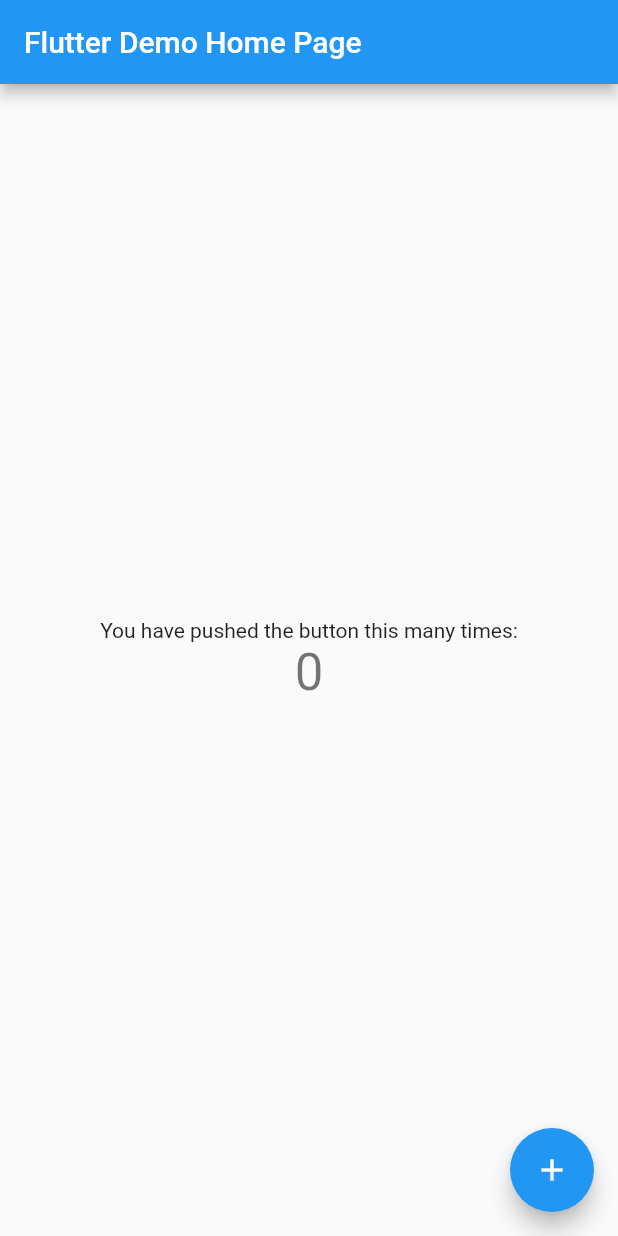
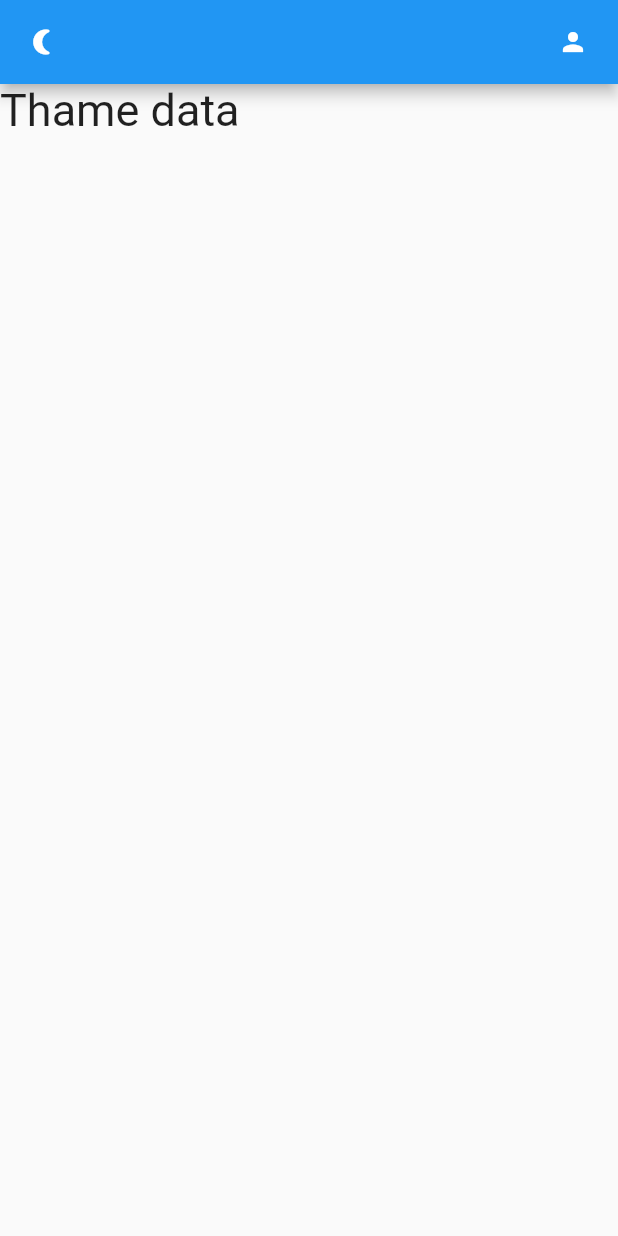
Before and after one commit to caonguyen21/TodoApp, a Flutter app: the screen it shows after launch, on a phone screen of 412 x 824 dp. Run offline on Flutter 3.47's test engine with Material 2 defaults, Android fonts, the light colour scheme and no system bars; our stand-ins replace get, get_storage.

Commit message:
dynamic theme change

```diff
--- a/lib/main.dart
+++ b/lib/main.dart
@@ -1,6 +1,13 @@
 import 'package:flutter/material.dart';
+import 'package:flutter_to_do_app/services/theme_services.dart';
+import 'package:flutter_to_do_app/ui/home_page.dart';
+import 'package:flutter_to_do_app/ui/theme.dart';
+import 'package:get/get_navigation/src/root/get_material_app.dart';
+import 'package:get_storage/get_storage.dart';
 
-void main() {
+Future<void> main() async {
+  WidgetsFlutterBinding.ensureInitialized();
+  await GetStorage.init();
   runApp(const MyApp());
 }
 
@@ -10,106 +17,12 @@
   // This widget is the root of your application.
   @override
   Widget build(BuildContext context) {
-    return MaterialApp(
-      title: 'Flutter Demo',
-      theme: ThemeData(
-        // This is the theme of your application.
-        //
-        // Try running your application with "flutter run". You'll see the
-        // application has a blue toolbar. Then, without quitting the app, try
-        // changing the primarySwatch below to Colors.green and then invoke
-        // "hot reload" (press "r" in the console where you ran "flutter run",
-        // or simply save your changes to "hot reload" in a Flutter IDE).
-        // Notice that the counter didn't reset back to zero; the application
-        // is not restarted.
-        primarySwatch: Colors.blue,
-      ),
-      home: const MyHomePage(title: 'Flutter Demo Home Page'),
-    );
+    return GetMaterialApp(
+        title: 'Flutter Demo',
+        debugShowCheckedModeBanner: false,
+        theme: Themes.light,
+        darkTheme: Themes.dark,
+        themeMode: ThemeService().theme,
+        home: HomePage());
   }
 }
-
-class MyHomePage extends StatefulWidget {
-  const MyHomePage({super.key, required this.title});
-
-  // This widget is the home page of your application. It is stateful, meaning
-  // that it has a State object (defined below) that contains fields that affect
-  // how it looks.
-
-  // This class is the configuration for the state. It holds the values (in this
-  // case the title) provided by the parent (in this case the App widget) and
-  // used by the build method of the State. Fields in a Widget subclass are
-  // always marked "final".
-
-  final String title;
-
-  @override
-  State<MyHomePage> createState() => _MyHomePageState();
-}
-
-class _MyHomePageState extends State<MyHomePage> {
-  int _counter = 0;
-
-  void _incrementCounter() {
-    setState(() {
-      // This call to setState tells the Flutter framework that something has
-      // changed in this State, which causes it to rerun the build method below
-      // so that the display can reflect the updated values. If we changed
-      // _counter without calling setState(), then the build method would not be
-      // called again, and so nothing would appear to happen.
-      _counter++;
-    });
-  }
-
-  @override
-  Widget build(BuildContext context) {
-    // This method is rerun every time setState is called, for instance as done
-    // by the _incrementCounter method above.
-    //
-    // The Flutter framework has been optimized to make rerunning build methods
-    // fast, so that you can just rebuild anything that needs updating rather
-    // than having to individually change instances of widgets.
-    return Scaffold(
-      appBar: AppBar(
-        // Here we take the value from the MyHomePage object that was created by
-        // the App.build method, and use it to set our appbar title.
-        title: Text(widget.title),
-      ),
-      body: Center(
-        // Center is a layout widget. It takes a single child and positions it
-        // in the middle of the parent.
-        child: Column(
-          // Column is also a layout widget. It takes a list of children and
-          // arranges them vertically. By default, it sizes itself to fit its
-          // children horizontally, and tries to be as tall as its parent.
-          //
-          // Invoke "debug painting" (press "p" in the console, choose the
-          // "Toggle Debug Paint" action from the Flutter Inspector in Android
-          // Studio, or the "Toggle Debug Paint" command in Visual Studio Code)
-          // to see the wireframe for each widget.
-          //
-          // Column has various properties to control how it sizes itself and
-          // how it positions its children. Here we use mainAxisAlignment to
-          // center the children vertically; the main axis here is the vertical
-          // axis because Columns are vertical (the cross axis would be
-          // horizontal).
-          mainAxisAlignment: MainAxisAlignment.center,
-          children: <Widget>[
-            const Text(
-              'You have pushed the button this many times:',
-            ),
-            Text(
-              '$_counter',
-              style: Theme.of(context).textTheme.headlineMedium,
-            ),
-          ],
-        ),
-      ),
-      floatingActionButton: FloatingActionButton(
-        onPressed: _incrementCounter,
-        tooltip: 'Increment',
-        child: const Icon(Icons.add),
-      ), // This trailing comma makes auto-formatting nicer for build methods.
-    );
-  }
-}
--- /dev/null
+++ b/lib/services/theme_services.dart
@@ -0,0 +1,19 @@
+import 'package:flutter/material.dart';
+import 'package:get/get.dart';
+import 'package:get_storage/get_storage.dart';
+
+class ThemeService {
+  final _box = GetStorage();
+  final _key = "isDarkMode";
+
+  _saveThemeToBox(bool isDarkMode) => _box.write(_key, isDarkMode);
+
+  bool _loadThemeFromBox() => _box.read(_key) ?? false;
+
+  ThemeMode get theme => _loadThemeFromBox() ? ThemeMode.dark : ThemeMode.light;
+
+  void switchTheme() {
+    Get.changeThemeMode(_loadThemeFromBox() ? ThemeMode.light : ThemeMode.dark);
+    _saveThemeToBox(!_loadThemeFromBox());
+  }
+}
--- /dev/null
+++ b/lib/ui/home_page.dart
@@ -0,0 +1,44 @@
+import 'package:flutter/material.dart';
+import 'package:flutter_to_do_app/services/theme_services.dart';
+
+class HomePage extends StatefulWidget {
+  const HomePage({super.key});
+
+  @override
+  State<HomePage> createState() => _HomePageState();
+}
+
+class _HomePageState extends State<HomePage> {
+  @override
+  Widget build(BuildContext context) {
+    return Scaffold(
+      appBar: _appBar(),
+      body: Column(
+        children: const [Text("Thame data", style: TextStyle(fontSize: 30))],
+      ),
+    );
+  }
+
+  _appBar() {
+    return AppBar(
+      leading: GestureDetector(
+        onTap: () {
+          ThemeService().switchTheme();
+        },
+        child: Icon(
+          Icons.nightlight_round,
+          size: 20,
+        ),
+      ),
+      actions: [
+        Icon(
+          Icons.person,
+          size: 20,
+        ),
+        SizedBox(
+          width: 20,
+        )
+      ],
+    );
+  }
+}
--- /dev/null
+++ b/lib/ui/theme.dart
@@ -0,0 +1,11 @@
+import 'package:flutter/material.dart';
+
+const Color primaryClr = Color(0xFF4e5ae8);
+const Color darkGreyClr = Color(0xff121212);
+
+class Themes {
+  static final light =
+      ThemeData(primaryColor: primaryClr, brightness: Brightness.light);
+  static final dark =
+      ThemeData(primaryColor: darkGreyClr, brightness: Brightness.dark);
+}
--- a/pubspec.yaml
+++ b/pubspec.yaml
@@ -35,7 +35,8 @@
   # The following adds the Cupertino Icons font to your application.
   # Use with the CupertinoIcons class for iOS style icons.
   cupertino_icons: ^1.0.2
-
+  get_storage:
+  get:
 dev_dependencies:
   flutter_test:
     sdk: flutter
```
Also changed, not shown: pubspec.lock, 1 other file.
